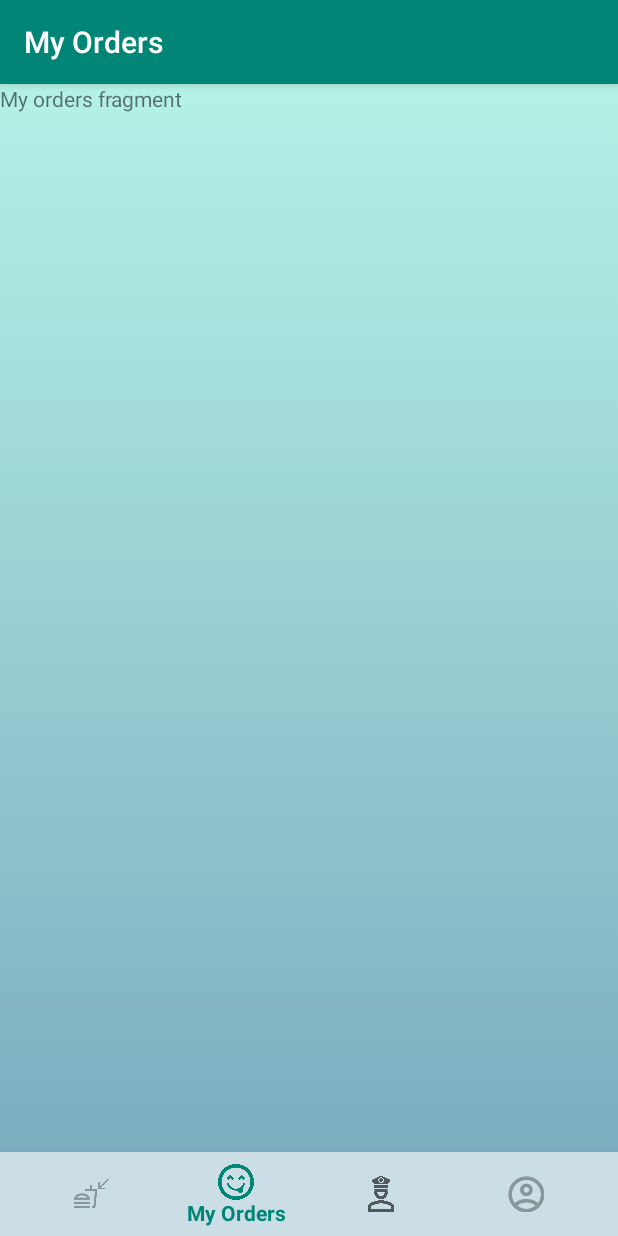
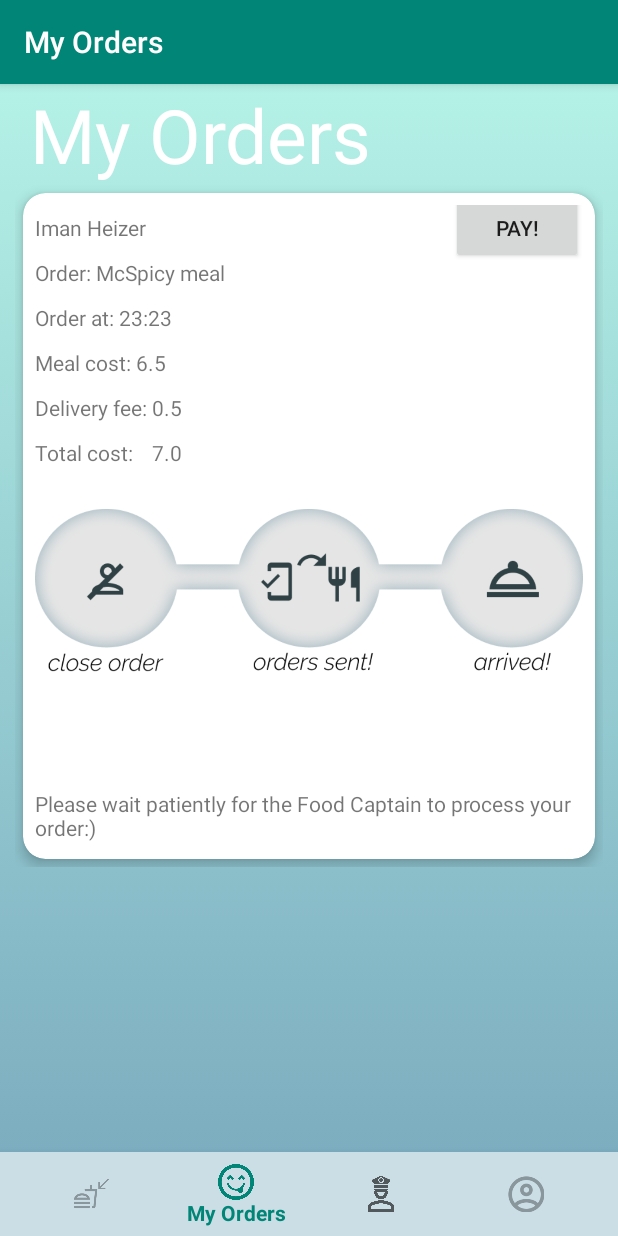
Before and after one commit to daryllman/HungryTogether-AndroidApplication, an Android app: the MyOrdersFragment screen opened through its navigation route, on a phone screen of 412 x 824 dp. Run offline under Robolectric (Android 15) with nearby library versions, the phone set to English and light mode, and no system bars; our stand-ins replace Firebase (no records; nobody signed in at launch, a user with empty details on screens opened directly), navigation-ui.

Commit message:
add recycler view to MyOrdersFragment

```diff
--- /dev/null
+++ b/app/src/main/java/com/example/hungrytogetherandroidapplication/my_orders/MyOrderItem.java
@@ -0,0 +1,51 @@
+package com.example.hungrytogetherandroidapplication.my_orders;
+
+public class MyOrderItem {
+
+
+    private String restaurant_name;
+    private String captain_name;
+    private String datetimedeadline;
+    private String meal_label;
+    private String meal_cost;
+    private String captain_fee;
+    private String total_cost;
+
+    public MyOrderItem(String restaurant_name, String captain_name, String datetimedeadline, String meal_label, String meal_cost, String captain_fee, String total_cost) {
+        this.restaurant_name = restaurant_name;
+        this.captain_name = captain_name;
+        this.datetimedeadline = datetimedeadline;
+        this.meal_label = meal_label;
+        this.meal_cost = meal_cost;
+        this.captain_fee = captain_fee;
+        this.total_cost = total_cost;
+    }
+
+    public String getRestaurant_name() {
+        return restaurant_name;
+    }
+
+    public String getCaptain_name() {
+        return captain_name;
+    }
+
+    public String getDatetimedeadline() {
+        return datetimedeadline;
+    }
+
+    public String getMeal_label() {
+        return meal_label;
+    }
+
+    public String getMeal_cost() {
+        return meal_cost;
+    }
+
+    public String getCaptain_fee() {
+        return captain_fee;
+    }
+
+    public String getTotal_cost() {
+        return total_cost;
+    }
+}
--- /dev/null
+++ b/app/src/main/java/com/example/hungrytogetherandroidapplication/my_orders/MyOrdersAdapter.java
@@ -0,0 +1,89 @@
+package com.example.hungrytogetherandroidapplication.my_orders;
+
+import android.app.Activity;
+import android.content.Context;
+import android.content.Intent;
+import android.view.LayoutInflater;
+import android.view.View;
+import android.view.ViewGroup;
+import android.widget.Button;
+import android.widget.ImageView;
+import android.widget.TextView;
+
+import androidx.appcompat.app.AlertDialog;
+import androidx.recyclerview.widget.RecyclerView;
+
+import com.example.hungrytogetherandroidapplication.R;
+import com.example.hungrytogetherandroidapplication.open_orders.OpenOrderItem;
+
+import java.util.List;
+
+
+public class MyOrdersAdapter extends RecyclerView.Adapter<MyOrdersAdapter.MyOrdersViewHolder>{
+
+    private Context mContext;
+    private List<MyOrderItem> open_orders_list;
+    private Activity mActivity;
+
+    public MyOrdersAdapter(Context mContext, List<MyOrderItem> open_orders_list, Activity mActivity) {
+        this.mContext = mContext;
+        this.open_orders_list = open_orders_list;
+        this.mActivity = mActivity;
+    }
+
+    @Override
+    public MyOrdersViewHolder onCreateViewHolder(ViewGroup parent, int viewType) { //returns instance of OpenOrderViewHolder: UI elements
+        LayoutInflater inflater = LayoutInflater.from(mContext);
+        View view = inflater.inflate(R.layout.my_order_item, null);
+        MyOrdersViewHolder holder = new MyOrdersViewHolder(view);
+        return holder;
+    }
+
+    @Override
+    public void onBindViewHolder(MyOrdersViewHolder holder, int position) { //Binds data to OpenOrderViewHolder(UI element)
+        final MyOrderItem item = open_orders_list.get(position);
+
+        holder.restaurantName.setText(item.getRestaurant_name());
+        holder.captainName.setText(item.getCaptain_name());
+        holder.dateTimeDeadline.setText(item.getDatetimedeadline());
+        holder.mealLabel.setText(item.getMeal_label());
+        holder.mealCost.setText(item.getMeal_cost());
+        holder.captainFee.setText(item.getCaptain_fee());
+        holder.totalCost.setText(item.getTotal_cost());
+        holder.payMyOrderButton.setOnClickListener(new View.OnClickListener() {
+            @Override
+            public void onClick(View view) {
+                AlertDialog.Builder mBuilder = new AlertDialog.Builder(mActivity);
+                View mView = mActivity.getLayoutInflater().inflate(R.layout.sample_dialog, null);
+                mBuilder.setView(mView);
+                final AlertDialog dialog = mBuilder.create();
+                dialog.show();
+            }
+        });
+
+    }
+
+    @Override
+    public int getItemCount() { //returns size of the list
+        return open_orders_list.size();
+    }
+
+    class MyOrdersViewHolder extends RecyclerView.ViewHolder{
+
+        TextView restaurantName, captainName, dateTimeDeadline, mealLabel, mealCost, captainFee, totalCost;
+        Button payMyOrderButton;
+
+        public MyOrdersViewHolder(View itemView) {
+            super(itemView);
+
+            restaurantName = itemView.findViewById(R.id.restaurant_name);
+            captainName = itemView.findViewById(R.id.restaurant_name);
+            dateTimeDeadline = itemView.findViewById(R.id.datetimedeadline_time);
+            mealLabel = itemView.findViewById(R.id.meal_label);
+            mealCost = itemView.findViewById(R.id.meal_cost);
+            captainFee = itemView.findViewById(R.id.captain_fee);
+            totalCost = itemView.findViewById(R.id.total_cost);
+            payMyOrderButton = itemView.findViewById(R.id.pay_my_order_button);
+        }
+    }
+}
--- a/app/src/main/java/com/example/hungrytogetherandroidapplication/my_orders/MyOrdersFragment.java
+++ b/app/src/main/java/com/example/hungrytogetherandroidapplication/my_orders/MyOrdersFragment.java
@@ -4,6 +4,8 @@ package com.example.hungrytogetherandroidapplication.my_orders;
 import android.os.Bundle;
 
 import androidx.fragment.app.Fragment;
+import androidx.recyclerview.widget.LinearLayoutManager;
+import androidx.recyclerview.widget.RecyclerView;
 
 import android.view.LayoutInflater;
 import android.view.View;
@@ -11,11 +13,18 @@ import android.view.ViewGroup;
 
 import com.example.hungrytogetherandroidapplication.R;
 
+import java.util.ArrayList;
+import java.util.List;
+
 /**
  * A simple {@link Fragment} subclass.
  */
 public class MyOrdersFragment extends Fragment {
 
+    RecyclerView recyclerView;
+    MyOrdersAdapter adapter;
+
+    List<MyOrderItem> myOrdersItemList;
 
     public MyOrdersFragment() {
         // Required empty public constructor
@@ -25,8 +34,36 @@ public class MyOrdersFragment extends Fragment {
     @Override
     public View onCreateView(LayoutInflater inflater, ViewGroup container,
                              Bundle savedInstanceState) {
+        ViewGroup viewGroupContainer = container;
+
         // Inflate the layout for this fragment
-        return inflater.inflate(R.layout.fragment_my_orders, container, false);
+        View view = inflater.inflate(R.layout.fragment_my_orders, container,false);
+        //______________________________________________________________________________________________________
+
+
+        recyclerView = (RecyclerView) view.findViewById(R.id.my_orders_recyclerview_list);
+        //recyclerView.setHasFixedSize(true);
+        recyclerView.setLayoutManager(new LinearLayoutManager(getActivity())); //by default is vertical layout
+
+        myOrdersItemList = new ArrayList<>();
+
+        //Add open orders to list!
+        myOrdersItemList.add(
+                new MyOrderItem(
+                       "MacDonnies",
+                        "Iman Heizer",
+                        "23:23",
+                        "McSpicy meal",
+                        "6.5",
+                        "0.5",
+                        "7.0"));
+
+
+        adapter = new MyOrdersAdapter(getContext(), myOrdersItemList, getActivity());
+        recyclerView.setAdapter(adapter);
+
+        //______________________________________________________________________________________________________
+        return view;
     }
 
 }
--- a/app/src/main/java/com/example/hungrytogetherandroidapplication/open_orders/OpenOrdersFragment.java
+++ b/app/src/main/java/com/example/hungrytogetherandroidapplication/open_orders/OpenOrdersFragment.java
@@ -11,6 +11,7 @@ import androidx.fragment.app.Fragment;
 import androidx.recyclerview.widget.LinearLayoutManager;
 import androidx.recyclerview.widget.RecyclerView;
 
+import android.util.Log;
 import android.view.LayoutInflater;
 import android.view.View;
 import android.view.ViewGroup;
@@ -39,7 +40,6 @@ public class OpenOrdersFragment extends Fragment {
     private OpenOrdersAdapter adapter;
 
     Context thisContext;
-    ViewGroup viewGroupContainer;
 
 
     public OpenOrdersFragment() {
@@ -50,7 +50,7 @@ public class OpenOrdersFragment extends Fragment {
     @Override
     public View onCreateView(LayoutInflater inflater, ViewGroup container,
                              Bundle savedInstanceState) {
-        viewGroupContainer = container;
+        ViewGroup viewGroupContainer = container;
 
         // Inflate the layout for this fragment
         View view = inflater.inflate(R.layout.fragment_open_orders, container,false);
--- a/app/src/main/res/layout/fragment_my_orders.xml
+++ b/app/src/main/res/layout/fragment_my_orders.xml
@@ -5,10 +5,31 @@
     android:layout_height="match_parent"
     tools:context=".my_orders.MyOrdersFragment">
 
-    <!-- TODO: Update blank fragment layout -->
-    <TextView
+
+    <LinearLayout xmlns:android="http://schemas.android.com/apk/res/android"
+        xmlns:app="http://schemas.android.com/apk/res-auto"
+        xmlns:tools="http://schemas.android.com/tools"
         android:layout_width="match_parent"
         android:layout_height="match_parent"
-        android:text="My orders fragment" />
+        android:orientation="vertical">
+
+        <TextView
+            android:id="@+id/my_orders_label"
+            android:layout_width="match_parent"
+            android:layout_height="wrap_content"
+            android:text="My Orders"
+            android:textSize="50dp"
+            android:textColor="#FFFFFF"
+            android:layout_marginLeft="20dp"/>
+
+
+        <androidx.recyclerview.widget.RecyclerView
+            android:id="@+id/my_orders_recyclerview_list"
+            android:layout_width="match_parent"
+            android:layout_height="match_parent"
+            android:scrollbars="vertical"/>
+
+    </LinearLayout>
+
 
 </FrameLayout>
--- /dev/null
+++ b/app/src/main/res/layout/my_order_item.xml
@@ -0,0 +1,147 @@
+<?xml version="1.0" encoding="utf-8"?>
+<LinearLayout xmlns:android="http://schemas.android.com/apk/res/android"
+    android:layout_width="match_parent"
+    android:layout_height="wrap_content"
+    xmlns:app="http://schemas.android.com/apk/res-auto"
+    android:orientation="vertical"
+    android:paddingHorizontal="10dp">
+
+    <androidx.cardview.widget.CardView
+        android:layout_width="match_parent"
+        android:layout_height="wrap_content"
+        android:layout_margin="5dp"
+        app:cardCornerRadius="15dp"
+        app:cardElevation="5dp">
+
+        <RelativeLayout
+            android:layout_width="match_parent"
+            android:layout_height="wrap_content"
+            android:padding="8dp">
+
+            <Button
+                android:id="@+id/pay_my_order_button"
+                android:layout_width="wrap_content"
+                android:layout_height="wrap_content"
+                android:layout_alignBaseline="@id/restaurant_name"
+                android:layout_alignParentEnd="true"
+                android:text="Pay!"/>
+
+
+            <!-- RESTAURANT NAME-->
+            <TextView
+                android:id="@+id/restaurant_name"
+                android:layout_width="wrap_content"
+                android:layout_height="wrap_content"
+                android:text="restaurant_name"
+                android:layout_marginVertical="5dp"/>
+
+            <!-- MEAL LABEL-->
+            <TextView
+                android:id="@+id/meal_order_label"
+                android:layout_width="wrap_content"
+                android:layout_height="wrap_content"
+                android:layout_below="@+id/restaurant_name"
+                android:text="Order: "
+                android:layout_marginVertical="5dp"/>
+            <TextView
+                android:id="@+id/meal_label"
+                android:layout_width="wrap_content"
+                android:layout_height="wrap_content"
+                android:text="meal_label"
+                android:layout_alignBaseline="@+id/meal_order_label"
+                android:layout_toRightOf="@+id/meal_order_label"
+                android:layout_marginVertical="5dp"/>
+
+            <!-- DateTimeDeadline Label-->
+            <TextView
+                android:id="@+id/datetimedeadline_label"
+                android:layout_width="wrap_content"
+                android:layout_height="wrap_content"
+                android:layout_below="@+id/meal_order_label"
+                android:text="Order at: "
+                android:layout_marginVertical="5dp"/>
+            <TextView
+                android:id="@+id/datetimedeadline_time"
+                android:layout_width="wrap_content"
+                android:layout_height="wrap_content"
+                android:text="datetimedeadline"
+                android:layout_alignBaseline="@+id/datetimedeadline_label"
+                android:layout_toRightOf="@+id/datetimedeadline_label"
+                android:layout_marginVertical="5dp"/>
+
+            <!-- MEAL COST-->
+            <TextView
+                android:id="@+id/meal_cost_label"
+                android:layout_width="wrap_content"
+                android:layout_height="wrap_content"
+                android:layout_below="@+id/datetimedeadline_label"
+                android:text="Meal cost: "
+                android:layout_marginVertical="5dp"/>
+            <TextView
+                android:id="@+id/meal_cost"
+                android:layout_width="wrap_content"
+                android:layout_height="wrap_content"
+                android:text="meal_cost"
+                android:layout_alignBaseline="@+id/meal_cost_label"
+                android:layout_toRightOf="@+id/meal_cost_label"
+                android:layout_marginVertical="5dp"/>
+
+            <!-- DELIVERY FEE/ CAPTAIN FEE-->
+            <TextView
+                android:id="@+id/captain_fee_label"
+                android:layout_width="wrap_content"
+                android:layout_height="wrap_content"
+                android:layout_below="@+id/meal_cost_label"
+                android:text="Delivery fee: "
+                android:layout_marginVertical="5dp"/>
+            <TextView
+                android:id="@+id/captain_fee"
+                android:layout_width="wrap_content"
+                android:layout_height="wrap_content"
+                android:text="captain_fee"
+                android:layout_alignBaseline="@+id/captain_fee_label"
+                android:layout_toRightOf="@+id/captain_fee_label"
+                android:layout_marginVertical="5dp"/>
+
+            <!-- TOTAL COST -->
+            <TextView
+                android:id="@+id/total_cost_label"
+                android:layout_width="wrap_content"
+                android:layout_height="wrap_content"
+                android:layout_below="@+id/captain_fee_label"
+                android:text="Total cost: "
+                android:layout_marginVertical="5dp"/>
+            <TextView
+                android:id="@+id/total_cost"
+                android:layout_width="wrap_content"
+                android:layout_height="wrap_content"
+                android:text="total_cost"
+                android:layout_alignBaseline="@+id/total_cost_label"
+                android:layout_toRightOf="@+id/captain_fee_label"
+                android:layout_marginVertical="5dp"/>
+
+            <ImageView
+                android:id="@+id/progress_bar_statuses"
+                android:layout_width="match_parent"
+                android:layout_height="wrap_content"
+                android:layout_below="@+id/total_cost_label"
+                android:layout_marginTop="-50dp"
+                android:src="@drawable/progress_bar_state0"
+                />
+            <TextView
+                android:id="@+id/my_order_msg"
+                android:layout_width="wrap_content"
+                android:layout_height="wrap_content"
+                android:text="Please wait patiently for the Food Captain to process your order:)"
+                android:layout_marginTop="-90dp"
+                android:layout_below="@+id/progress_bar_statuses"
+
+                android:layout_marginVertical="3dp"/>
+
+
+
+        </RelativeLayout>
+
+    </androidx.cardview.widget.CardView>
+
+</LinearLayout>
```
